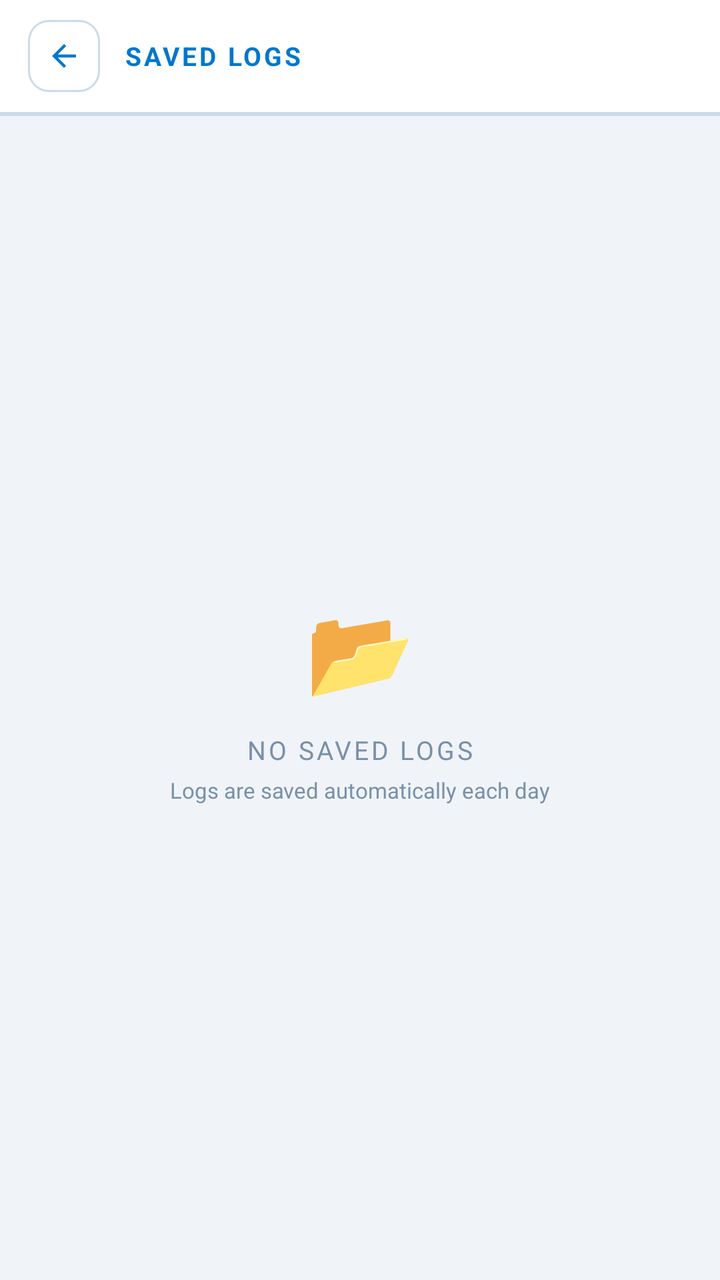
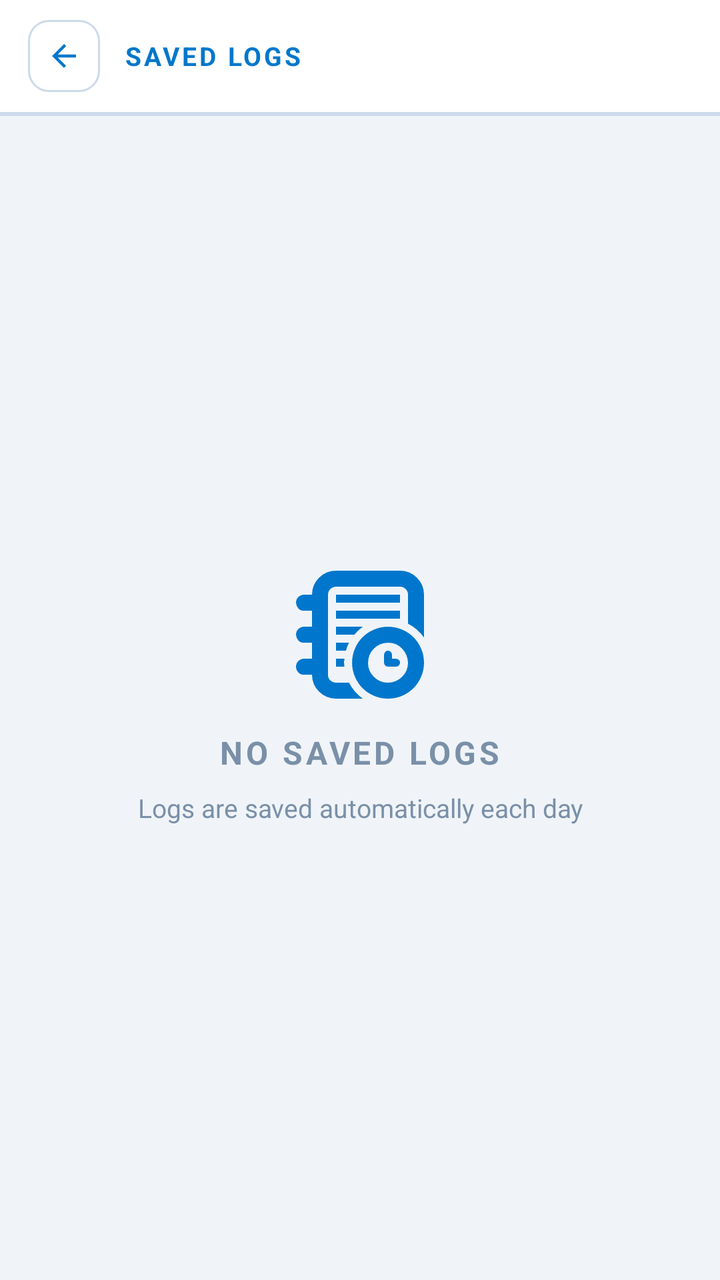

Screens rendered from an Android XML layout before and after an edit, with the pre-edit source and the edit as a unified diff.
<!-- AndroidManifest.xml: application theme Theme.HostMaster -->
<!-- res/layout/activity_saved_logs.xml -->
<?xml version="1.0" encoding="utf-8"?>
<LinearLayout xmlns:android="http://schemas.android.com/apk/res/android"
    xmlns:app="http://schemas.android.com/apk/res-auto"
    android:layout_width="match_parent" 
    android:layout_height="match_parent"
    android:orientation="vertical" 
    android:background="@color/bg">

    
    <LinearLayout android:layout_width="match_parent" 
        android:layout_height="56dp"
        android:orientation="horizontal" 
        android:gravity="center_vertical"
        android:paddingStart="14dp" 
        android:paddingEnd="14dp" 
        android:background="@color/surface">
        
        <LinearLayout android:id="@+id/btn_back" 
            android:layout_width="36dp"
            android:layout_height="36dp" 
            android:background="@drawable/bg_back_btn"
            android:gravity="center" 
            android:layout_marginEnd="12dp">
            <ImageView android:layout_width="18dp" 
                android:layout_height="18dp" 
                android:src="@drawable/ic_back"/>
        </LinearLayout>
        
        <TextView android:layout_width="0dp" 
            android:layout_height="wrap_content"
            android:layout_weight="1" 
            android:text="SAVED LOGS"
            android:textColor="@color/accent" 
            android:textSize="13sp"
            android:textStyle="bold" 
            android:letterSpacing="0.1"/>
    </LinearLayout>
    
    <View android:layout_width="match_parent" 
        android:layout_height="1dp" 
        android:background="@color/border"/>

    
    <LinearLayout
        android:id="@+id/selection_bar"
        android:layout_width="match_parent"
        android:layout_height="48dp"
        android:orientation="horizontal"
        android:gravity="center_vertical"
        android:paddingStart="8dp"
        android:paddingEnd="8dp"
        android:background="@color/surface"
        android:visibility="gone">

        <ImageView
            android:id="@+id/btn_close_selection"
            android:layout_width="32dp"
            android:layout_height="32dp"
            android:src="@drawable/ic_close"
            android:tint="@color/text_muted"
            android:padding="6dp"
            android:clickable="true"
            android:focusable="true"/>

        <TextView
            android:id="@+id/tv_selection_count"
            android:layout_width="wrap_content"
            android:layout_height="wrap_content"
            android:text="0 selected"
            android:textColor="@color/accent"
            android:textSize="13sp"
            android:textStyle="bold"
            android:layout_marginStart="8dp"/>

        <View android:layout_width="0dp"
            android:layout_height="0dp"
            android:layout_weight="1"/>

        <ImageView
            android:id="@+id/btn_select_all"
            android:layout_width="32dp"
            android:layout_height="32dp"
            android:src="@drawable/ic_checkbox_unchecked"
            android:tint="@color/accent"
            android:padding="6dp"
            android:clickable="true"
            android:focusable="true"/>

        <ImageView
            android:id="@+id/btn_export"
            android:layout_width="32dp"
            android:layout_height="32dp"
            android:src="@drawable/ic_memory"
            android:tint="@color/accent"
            android:padding="6dp"
            android:layout_marginStart="4dp"
            android:clickable="true"
            android:focusable="true"/>

        <ImageView
            android:id="@+id/btn_delete"
            android:layout_width="32dp"
            android:layout_height="32dp"
            android:src="@drawable/ic_delete"
            android:tint="@color/col_red"
            android:padding="6dp"
            android:layout_marginStart="4dp"
            android:clickable="true"
            android:focusable="true"/>

    </LinearLayout>

    <View android:layout_width="match_parent" 
        android:layout_height="1dp" 
        android:background="@color/border"
        android:id="@+id/selection_divider"/>

    
    <LinearLayout android:id="@+id/view_empty"
        android:layout_width="match_parent" 
        android:layout_height="match_parent"
        android:orientation="vertical"
        android:gravity="center" 
        android:visibility="visible">
        
        <TextView android:layout_width="wrap_content" 
            android:layout_height="wrap_content"
            android:text="📂" 
            android:textSize="44sp" 
            android:layout_marginBottom="12dp"/>
            
        <TextView android:layout_width="wrap_content" 
            android:layout_height="wrap_content"
            android:text="NO SAVED LOGS" 
            android:textColor="@color/text_muted"
            android:textSize="13sp" 
            android:letterSpacing="0.1" 
            android:layout_marginBottom="4dp"/>
            
        <TextView android:layout_width="wrap_content" 
            android:layout_height="wrap_content"
            android:text="Logs are saved automatically each day"
            android:textColor="@color/text_muted" 
            android:textSize="11sp"/>
    </LinearLayout>

    
    <androidx.recyclerview.widget.RecyclerView 
        android:id="@+id/rv_saved_logs"
        android:layout_width="match_parent" 
        android:layout_height="match_parent"
        android:padding="10dp"
        android:clipToPadding="false"
        android:visibility="gone"/>

</LinearLayout>
<!-- resources referenced by this layout -->
<resources>
  <color name="accent">#0077CC</color>
  <color name="bg">#F0F4F8</color>
  <color name="border">#CCDAEB</color>
  <color name="col_red">#CC2200</color>
  <color name="surface">#FFFFFF</color>
  <color name="text_muted">#7A90A8</color>
  <!-- drawable bg_back_btn (drawable) -->
  <?xml version="1.0" encoding="utf-8"?>
  <shape xmlns:android="http://schemas.android.com/apk/res/android" android:shape="rectangle">
      <solid android:color="@color/surface" />
      <stroke android:width="1dp" android:color="@color/border" />
      <corners android:radius="10dp" />
  </shape>
  <!-- drawable ic_back (drawable) -->
  <vector xmlns:android="http://schemas.android.com/apk/res/android" android:width="24dp" android:height="24dp" android:viewportWidth="24" android:viewportHeight="24">
      <path android:fillColor="@color/accent" android:pathData="M20,11H7.83l5.59,-5.59L12,4l-8,8 8,8 1.41,-1.41L7.83,13H20v-2z"/>
  </vector>
  <!-- drawable ic_checkbox_unchecked (drawable) -->
  <vector xmlns:android="http://schemas.android.com/apk/res/android"
      android:width="24dp"
      android:height="24dp"
      android:viewportWidth="24"
      android:viewportHeight="24">
      <path
          android:fillColor="@color/text_primary"
          android:pathData="M19,5v14H5V5h14m0,-2H5c-1.1,0 -2,0.9 -2,2v14c0,1.1 0.9,2 2,2h14c1.1,0 2,-0.9 2,-2V5c0,-1.1 -0.9,-2 -2,-2z"/>
  </vector>
  <!-- drawable ic_delete (drawable) -->
  <?xml version="1.0" encoding="utf-8"?>
  <vector xmlns:android="http://schemas.android.com/apk/res/android"
      android:height="24dp"
      android:width="24dp"
      android:viewportWidth="24.0"
      android:viewportHeight="24.0">
      <path
          android:fillColor="#ff000000"
          android:pathData="M19,4H15.5L14.5,3H9.5L8.5,4H5V6H19M6,19A2,2 0 0,0 8,21H16A2,2 0 0,0 18,19V7H6V19Z" />
  </vector>
  <color name="text_primary">#0D1F33</color>
  <!-- unchanged entries left out for length: 3 -->
</resources>

<!-- the commit's change to res/layout/activity_saved_logs.xml (unified diff, before → after) -->
@@ -121,27 +121,52 @@
         android:layout_height="match_parent"
         android:orientation="vertical"
         android:gravity="center" 
-        android:visibility="visible">
+        android:visibility="visible"
+        android:padding="24dp">
         
-        <TextView android:layout_width="wrap_content" 
-            android:layout_height="wrap_content"
-            android:text="📂" 
-            android:textSize="44sp" 
-            android:layout_marginBottom="12dp"/>
+        <ImageView
+            android:id="@+id/iv_empty_icon"
+            android:layout_width="64dp"
+            android:layout_height="64dp"
+            android:src="@drawable/ic_logs"
+            android:tint="@color/accent"
+            android:layout_marginBottom="16dp"
+            android:visibility="visible"/>
             
-        <TextView android:layout_width="wrap_content" 
+        <TextView
+            android:id="@+id/tv_empty_title"
+            android:layout_width="wrap_content" 
             android:layout_height="wrap_content"
             android:text="NO SAVED LOGS" 
             android:textColor="@color/text_muted"
-            android:textSize="13sp" 
+            android:textSize="16sp" 
             android:letterSpacing="0.1" 
-            android:layout_marginBottom="4dp"/>
+            android:layout_marginBottom="8dp"
+            android:textStyle="bold"/>
             
-        <TextView android:layout_width="wrap_content" 
+        <TextView
+            android:id="@+id/tv_empty_sub"
+            android:layout_width="wrap_content" 
             android:layout_height="wrap_content"
             android:text="Logs are saved automatically each day"
             android:textColor="@color/text_muted" 
-            android:textSize="11sp"/>
+            android:textSize="13sp"
+            android:gravity="center"/>
+            
+        <Button
+            android:id="@+id/btn_go_settings"
+            android:layout_width="wrap_content"
+            android:layout_height="44dp"
+            android:text="GO TO SETTINGS"
+            android:textColor="#FFFFFF"
+            android:textSize="12sp"
+            android:textStyle="bold"
+            android:letterSpacing="0.1"
+            android:background="@drawable/bg_copy_btn"
+            android:paddingStart="24dp"
+            android:paddingEnd="24dp"
+            android:layout_marginTop="16dp"
+            android:visibility="gone"/>
     </LinearLayout>
 
     
<!-- resource entries referenced after the edit -->
@@ -12,6 +12,13 @@
       <solid android:color="@color/surface" />
       <stroke android:width="1dp" android:color="@color/border" />
       <corners android:radius="10dp" />
+  </shape>
+  <!-- drawable bg_copy_btn (drawable) -->
+  <?xml version="1.0" encoding="utf-8"?>
+  <shape xmlns:android="http://schemas.android.com/apk/res/android" android:shape="rectangle">
+      <gradient android:startColor="@color/accent2" android:endColor="@color/accent"
+          android:angle="135" android:type="linear"/>
+      <corners android:radius="9dp" />
   </shape>
   <!-- drawable ic_back (drawable) -->
   <vector xmlns:android="http://schemas.android.com/apk/res/android" android:width="24dp" android:height="24dp" android:viewportWidth="24" android:viewportHeight="24">
@@ -38,6 +45,18 @@
           android:fillColor="#ff000000"
           android:pathData="M19,4H15.5L14.5,3H9.5L8.5,4H5V6H19M6,19A2,2 0 0,0 8,21H16A2,2 0 0,0 18,19V7H6V19Z" />
   </vector>
+  <!-- drawable ic_logs (drawable) -->
+  <?xml version="1.0" encoding="utf-8"?>
+  <vector xmlns:android="http://schemas.android.com/apk/res/android"
+      android:height="24dp"
+      android:width="24dp"
+      android:viewportWidth="32.0"
+      android:viewportHeight="32.0">
+      <path
+          android:fillColor="@color/text_primary"
+          android:pathData="M0,24q0,0.832 0.576,1.44t1.44,0.576h1.984q0,2.496 1.76,4.224t4.256,1.76h6.688q-2.144,-1.504 -3.456,-4h-3.232q-0.832,0 -1.44,-0.576t-0.576,-1.408v-20q0,-0.832 0.576,-1.408t1.44,-0.608h16q0.8,0 1.408,0.608t0.576,1.408v7.232q2.496,1.312 4,3.456v-10.688q0,-2.496 -1.76,-4.256t-4.224,-1.76h-16q-2.496,0 -4.256,1.76t-1.76,4.256h-1.984q-0.832,0 -1.44,0.576t-0.576,1.408 0.576,1.44 1.44,0.576h1.984v4h-1.984q-0.832,0 -1.44,0.576t-0.576,1.408 0.576,1.44 1.44,0.576h1.984v4h-1.984q-0.832,0 -1.44,0.576t-0.576,1.408zM10.016,24h2.08q0,-0.064 -0.032,-0.416t-0.064,-0.576 0.064,-0.544 0.032,-0.448h-2.08v1.984zM10.016,20h2.464q0.288,-1.088 0.768,-1.984h-3.232v1.984zM10.016,16h4.576q0.992,-1.216 2.112,-1.984h-6.688v1.984zM10.016,12h16v-1.984h-16v1.984zM10.016,8h16v-1.984h-16v1.984zM14.016,23.008q0,1.824 0.704,3.488t1.92,2.88 2.88,1.92 3.488,0.704 3.488,-0.704 2.88,-1.92 1.92,-2.88 0.704,-3.488 -0.704,-3.488 -1.92,-2.88 -2.88,-1.92 -3.488,-0.704 -3.488,0.704 -2.88,1.92 -1.92,2.88 -0.704,3.488zM18.016,23.008q0,-2.08 1.44,-3.52t3.552,-1.472 3.52,1.472 1.472,3.52q0,2.08 -1.472,3.52t-3.52,1.472 -3.552,-1.472 -1.44,-3.52zM22.016,23.008q0,0.416 0.288,0.704t0.704,0.288h1.984q0.416,0 0.704,-0.288t0.32,-0.704 -0.32,-0.704 -0.704,-0.288h-0.992v-0.992q0,-0.416 -0.288,-0.704t-0.704,-0.32 -0.704,0.32 -0.288,0.704v1.984z" />
+  </vector>
+  <color name="accent2">#004FA3</color>
   <color name="text_primary">#0D1F33</color>
   <!-- unchanged entries left out for length: 3 -->
 </resources>
